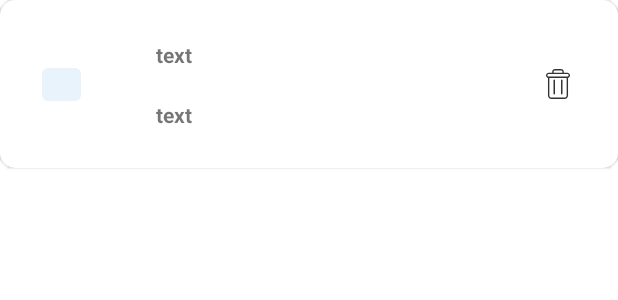
After one commit to Chaikhslan/lesson3, an Android app: the layout favorite_item.xml on its own in the app's theme, with its tools: preview values and no code run, on a phone screen of 412 x 824 dp. The commit adds this screen. Shown: the top 300 px of the screen. Run offline under Robolectric (Android 15) with nearby library versions, the phone set to English and light mode, and no system bars.

Commit message:
favorite aletr

```diff
--- /dev/null
+++ b/app/src/main/res/drawable/rectangle_12.xml
@@ -0,0 +1,10 @@
+<vector xmlns:android="http://schemas.android.com/apk/res/android"
+    android:width="26dp"
+    android:height="22dp"
+    android:viewportWidth="26"
+    android:viewportHeight="22">
+  <path
+      android:pathData="M4,0L22,0A4,4 0,0 1,26 4L26,18A4,4 0,0 1,22 22L4,22A4,4 0,0 1,0 18L0,4A4,4 0,0 1,4 0z"
+      android:fillColor="#1789DB"
+      android:fillAlpha="0.1"/>
+</vector>
--- /dev/null
+++ b/app/src/main/res/layout/favorite_item.xml
@@ -0,0 +1,69 @@
+<?xml version="1.0" encoding="utf-8"?>
+<androidx.cardview.widget.CardView xmlns:android="http://schemas.android.com/apk/res/android"
+    xmlns:app="http://schemas.android.com/apk/res-auto"
+    xmlns:tools="http://schemas.android.com/tools"
+    app:cardElevation="@dimen/card_elevation"
+    app:cardCornerRadius="@dimen/card_corner_radius"
+    android:layout_width="match_parent"
+    android:layout_height="wrap_content">
+
+    <androidx.constraintlayout.widget.ConstraintLayout
+        android:layout_width="match_parent"
+        android:layout_margin="16dp"
+        android:layout_height="80dp">
+
+        <ImageView
+            android:id="@+id/image_lovely"
+            android:layout_width="wrap_content"
+            android:layout_height="wrap_content"
+            app:layout_constraintStart_toStartOf="parent"
+            app:layout_constraintTop_toTopOf="parent"
+            android:layout_marginStart="12dp"
+            app:layout_constraintBottom_toBottomOf="parent"
+            android:src="@drawable/rectangle_12"/>
+
+
+        <ImageView
+            android:id="@+id/line"
+            android:layout_width="match_parent"
+            android:layout_height="wrap_content"
+            android:layout_marginStart="50dp"
+            android:layout_marginEnd="50dp"
+            app:layout_constraintStart_toEndOf="@id/image_lovely"
+            app:layout_constraintTop_toTopOf="parent"
+            app:layout_constraintBottom_toBottomOf="parent"/>
+
+        <ImageView
+            android:id="@+id/delete_favorite"
+            android:layout_width="wrap_content"
+            android:layout_height="wrap_content"
+            android:src="@drawable/send_to_trash_1"
+            app:layout_constraintBottom_toBottomOf="parent"
+            app:layout_constraintEnd_toEndOf="@+id/line"
+            app:layout_constraintTop_toTopOf="parent" />
+
+
+        <TextView
+            android:id="@+id/item_favorite_lat"
+            android:layout_width="wrap_content"
+            android:layout_height="wrap_content"
+            android:textStyle="bold"
+            app:layout_constraintBottom_toTopOf="@id/line"
+            app:layout_constraintStart_toStartOf="@+id/line"
+            app:layout_constraintTop_toTopOf="parent"
+            tools:text="text" />
+
+        <TextView
+            android:id="@+id/item_favorite_kz"
+            android:layout_width="wrap_content"
+            android:layout_height="wrap_content"
+            android:textStyle="bold"
+            app:layout_constraintTop_toBottomOf="@id/line"
+            app:layout_constraintStart_toStartOf="@+id/line"
+            app:layout_constraintBottom_toBottomOf="parent"
+            tools:text="text" />
+
+
+    </androidx.constraintlayout.widget.ConstraintLayout>
+
+</androidx.cardview.widget.CardView>
--- a/app/src/main/res/layout/fragment_first.xml
+++ b/app/src/main/res/layout/fragment_first.xml
@@ -1,14 +1,20 @@
 <?xml version="1.0" encoding="utf-8"?>
-<FrameLayout xmlns:android="http://schemas.android.com/apk/res/android"
+<androidx.constraintlayout.widget.ConstraintLayout xmlns:android="http://schemas.android.com/apk/res/android"
     xmlns:tools="http://schemas.android.com/tools"
     android:layout_width="match_parent"
     android:layout_height="match_parent"
+    xmlns:app="http://schemas.android.com/apk/res-auto"
     tools:context=".ui.FirstFragment">
 
-    <!-- TODO: Update blank fragment layout -->
-    <TextView
+    <androidx.recyclerview.widget.RecyclerView
+        android:id="@+id/recycler_view"
+        app:layoutManager="androidx.recyclerview.widget.LinearLayoutManager"
         android:layout_width="match_parent"
         android:layout_height="match_parent"
-        android:text="@string/hello_blank_fragment" />
+        app:layout_constraintTop_toTopOf="parent"
+        app:layout_constraintEnd_toEndOf="parent"
+        app:layout_constraintBottom_toBottomOf="parent"
+        app:layout_constraintStart_toStartOf="parent"
+        tools:listitem="@layout/favorite_item"/>
 
-</FrameLayout>
+</androidx.constraintlayout.widget.ConstraintLayout>
--- a/app/src/main/res/values/dimens.xml
+++ b/app/src/main/res/values/dimens.xml
@@ -8,4 +8,6 @@
     <dimen name="start_margin_end">92dp</dimen>
     <dimen name="toolbar_text_size">22sp</dimen>
     <dimen name="appPadding">10dp</dimen>
+    <dimen name="card_corner_radius">10dp</dimen>
+    <dimen name="card_elevation">1dp</dimen>
 </resources>
```
